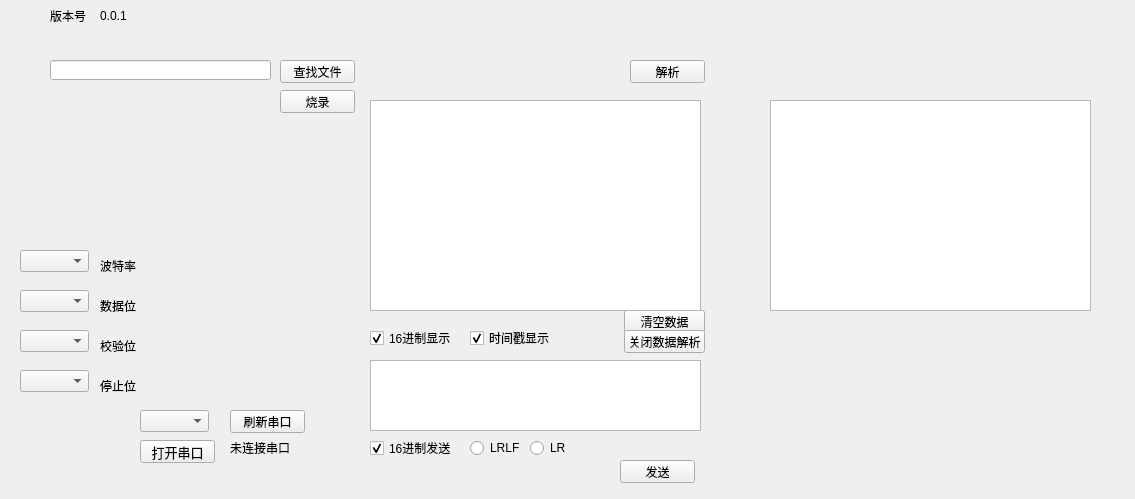
First picture: the form in qtproj/widget.ui, repository Fboxtt/qt_proj, before the edit.
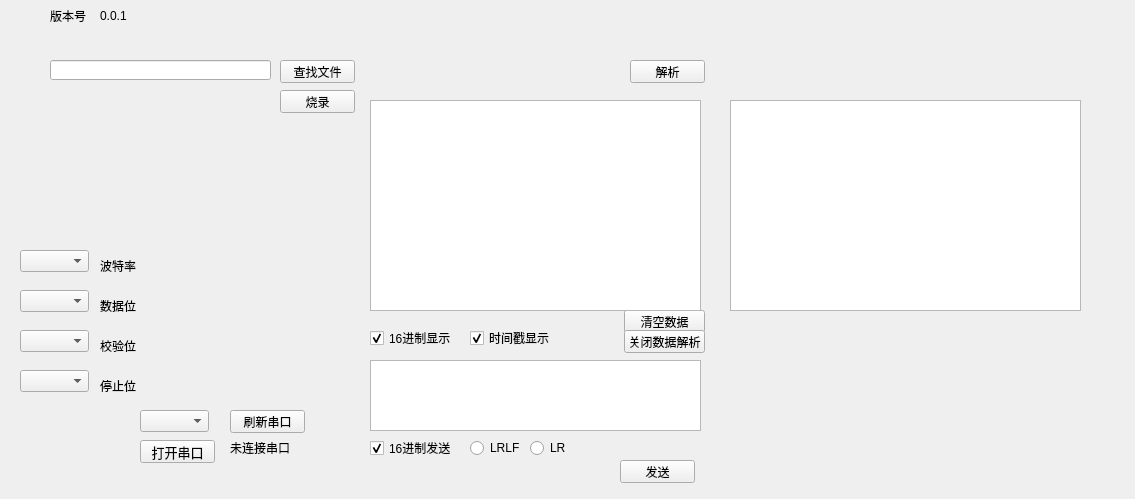
Second picture: the form after the edit.

What changed in the file:
```diff
--- a/qtproj/widget.ui
+++ b/qtproj/widget.ui
@@ -297,9 +297,9 @@
   <widget class="QPlainTextEdit" name="HexEncodeText">
    <property name="geometry">
     <rect>
-     <x>770</x>
+     <x>730</x>
      <y>100</y>
-     <width>321</width>
+     <width>351</width>
      <height>211</height>
     </rect>
    </property>
```
Left out of the diff: 9 changed lines with no effect on the pictures.
